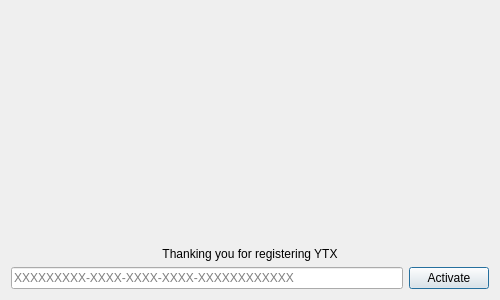
The window that dialog/licence.ui (YtxErp/YTX) describes before a commit, drawn with Qt 5.
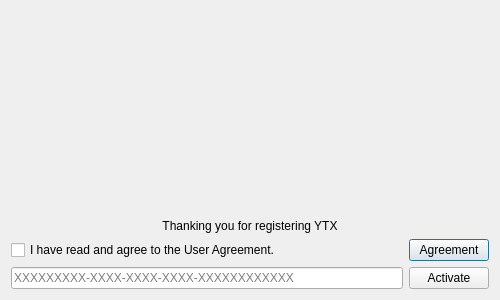
The same window after the commit.

```diff
--- a/dialog/licence.ui
+++ b/dialog/licence.ui
@@ -28,6 +28,36 @@
     </spacer>
    </item>
    <item row="2" column="0">
+    <layout class="QHBoxLayout" name="horizontalLayout_2">
+     <item>
+      <widget class="QCheckBox" name="chkBoxAgree">
+       <property name="sizePolicy">
+        <sizepolicy hsizetype="Expanding" vsizetype="Fixed">
+         <horstretch>0</horstretch>
+         <verstretch>0</verstretch>
+        </sizepolicy>
+       </property>
+       <property name="text">
+        <string>I have read and agree to the User Agreement.</string>
+       </property>
+      </widget>
+     </item>
+     <item>
+      <widget class="QPushButton" name="pBtnAgreement">
+       <property name="sizePolicy">
+        <sizepolicy hsizetype="Minimum" vsizetype="Fixed">
+         <horstretch>0</horstretch>
+         <verstretch>0</verstretch>
+        </sizepolicy>
+       </property>
+       <property name="text">
+        <string>Agreement</string>
+       </property>
+      </widget>
+     </item>
+    </layout>
+   </item>
+   <item row="3" column="0">
     <layout class="QHBoxLayout" name="horizontalLayout">
      <item>
       <widget class="QLineEdit" name="lineEdit">
```
Left out of the diff: 20 changed lines with no effect on the pictures.
